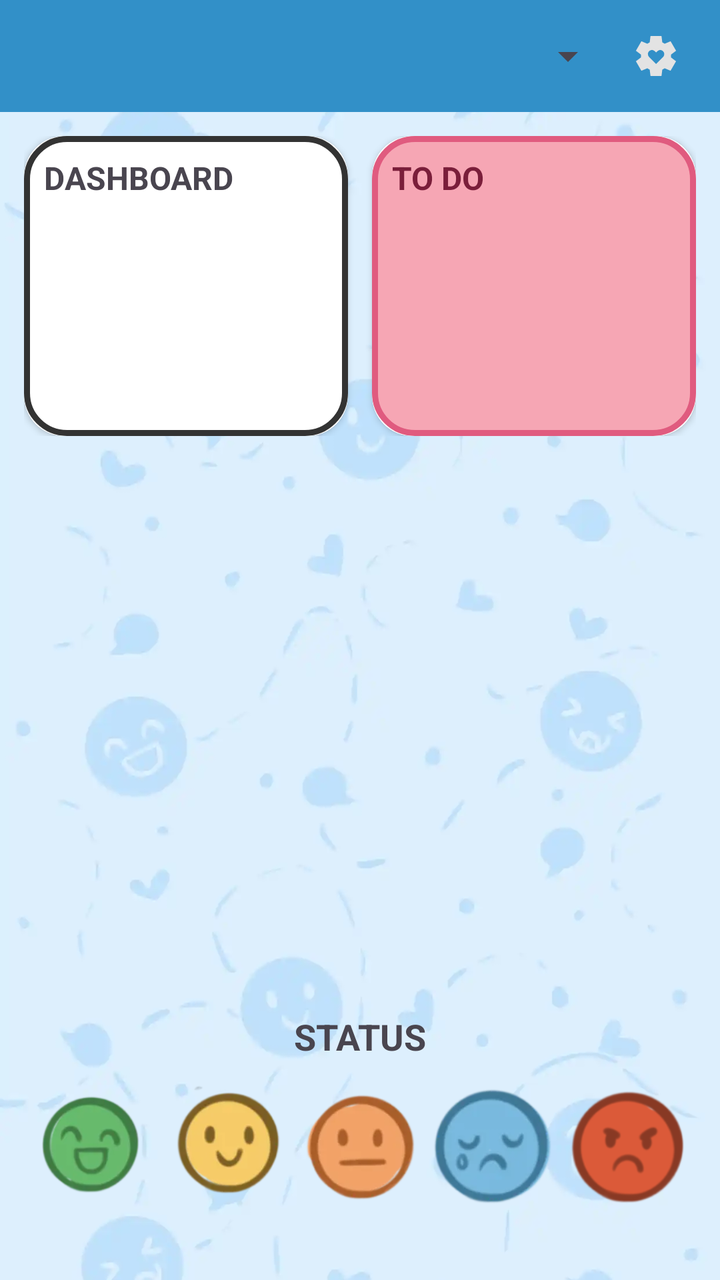
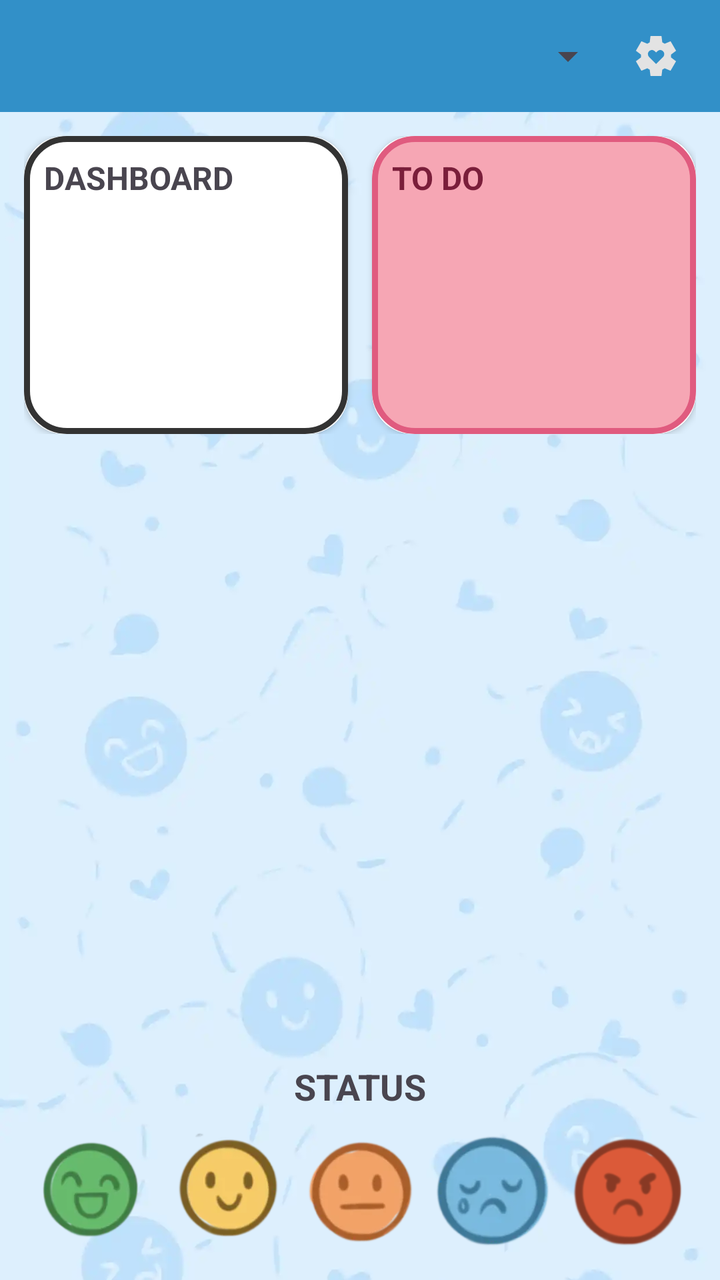

Screens rendered from an Android XML layout before and after an edit, with the pre-edit source and the edit as a unified diff.
<!-- AndroidManifest.xml: application theme Theme.BetweenUs -->
<!-- res/layout/fragment_home.xml -->
<?xml version="1.0" encoding="utf-8"?>
<androidx.constraintlayout.widget.ConstraintLayout
    xmlns:android="http://schemas.android.com/apk/res/android"
    xmlns:app="http://schemas.android.com/apk/res-auto"
    android:layout_width="match_parent"
    android:layout_height="match_parent">

    
    <ImageView
        android:id="@+id/bgImage"
        android:layout_width="0dp"
        android:layout_height="0dp"
        android:src="@drawable/bg"
        android:scaleType="centerCrop"
        app:layout_constraintTop_toTopOf="parent"
        app:layout_constraintBottom_toBottomOf="parent"
        app:layout_constraintStart_toStartOf="parent"
        app:layout_constraintEnd_toEndOf="parent"/>

    
    <LinearLayout
        android:id="@+id/topBar"
        android:layout_width="0dp"
        android:layout_height="56dp"
        android:gravity="center_vertical"
        android:orientation="horizontal"
        android:paddingHorizontal="12dp"
        android:background="#3290c8"
        app:layout_constraintTop_toTopOf="parent"
        app:layout_constraintStart_toStartOf="parent"
        app:layout_constraintEnd_toEndOf="parent">

        <Spinner
            android:id="@+id/spinnerStatus"
            android:layout_width="0dp"
            android:layout_height="40dp"
            android:layout_weight="1"/>

        <ImageButton
            android:id="@+id/btnSettings"
            android:layout_width="40dp"
            android:layout_height="40dp"
            android:background="@null"
            android:src="@drawable/settings_btn"/>
    </LinearLayout>

    
    <androidx.constraintlayout.widget.ConstraintLayout
        android:id="@+id/contentContainer"
        android:layout_width="0dp"
        android:layout_height="0dp"
        android:padding="12dp"
        app:layout_constraintTop_toBottomOf="@id/topBar"
        app:layout_constraintBottom_toBottomOf="parent"
        app:layout_constraintStart_toStartOf="parent"
        app:layout_constraintEnd_toEndOf="parent">

        
        <LinearLayout
            android:id="@+id/widgetContainer"
            android:layout_width="0dp"
            android:layout_height="150dp"
            android:orientation="horizontal"
            android:weightSum="2"
            app:layout_constraintTop_toTopOf="parent"
            app:layout_constraintStart_toStartOf="parent"
            app:layout_constraintEnd_toEndOf="parent">

            
            <androidx.cardview.widget.CardView
                android:id="@+id/cardDashboard"
                android:layout_width="0dp"
                android:layout_height="match_parent"
                android:layout_weight="1"
                android:layout_marginEnd="6dp"
                app:cardCornerRadius="20dp">
                <include layout="@layout/widget_dashboard"/>
            </androidx.cardview.widget.CardView>

            
            <androidx.cardview.widget.CardView
                android:id="@+id/cardTodo"
                android:layout_width="0dp"
                android:layout_height="match_parent"
                android:layout_weight="1"
                android:layout_marginStart="6dp"
                app:cardCornerRadius="20dp"
                >

                <include layout="@layout/widget_todo"/>
            </androidx.cardview.widget.CardView>

        </LinearLayout>

        
        <androidx.viewpager2.widget.ViewPager2
            android:id="@+id/avatarPager"
            android:layout_width="0dp"
            android:layout_height="260dp"
            android:layout_marginTop="16dp"
            app:layout_constraintTop_toBottomOf="@id/widgetContainer"
            app:layout_constraintStart_toStartOf="parent"
            app:layout_constraintEnd_toEndOf="parent"/>

        
        <TextView
            android:id="@+id/txtStatusLabel"
            android:layout_width="wrap_content"
            android:layout_height="wrap_content"
            android:text="STATUS"
            android:textSize="18sp"
            android:textStyle="bold"
            android:layout_marginTop="12dp"
            app:layout_constraintTop_toBottomOf="@id/avatarPager"
            app:layout_constraintStart_toStartOf="parent"
            app:layout_constraintEnd_toEndOf="parent"/>

        
        <LinearLayout
            android:id="@+id/layoutMoodBar"
            android:layout_width="0dp"
            android:layout_height="70dp"
            android:gravity="center"
            android:orientation="horizontal"
            android:layout_marginTop="8dp"
            app:layout_constraintTop_toBottomOf="@id/txtStatusLabel"
            app:layout_constraintStart_toStartOf="parent"
            app:layout_constraintEnd_toEndOf="parent">

            <ImageButton
                android:id="@+id/moodExcited"
                android:layout_width="0dp"
                android:layout_height="wrap_content"
                android:layout_weight="1"
                android:adjustViewBounds="true"
                android:background="@null"
                android:scaleType="fitCenter"
                android:src="@drawable/excited"/>

            <ImageButton
                android:id="@+id/moodHappy"
                android:layout_width="0dp"
                android:layout_height="wrap_content"
                android:layout_weight="1"
                android:adjustViewBounds="true"
                android:background="@null"
                android:scaleType="fitCenter"
                android:src="@drawable/happy"/>

            <ImageButton
                android:id="@+id/moodNeutral"
                android:layout_width="0dp"
                android:layout_height="wrap_content"
                android:layout_weight="1"
                android:adjustViewBounds="true"
                android:background="@null"
                android:scaleType="fitCenter"
                android:src="@drawable/meh"/>

            <ImageButton
                android:id="@+id/moodSad"
                android:layout_width="0dp"
                android:layout_height="wrap_content"
                android:layout_weight="1"
                android:adjustViewBounds="true"
                android:background="@null"
                android:scaleType="fitCenter"
                android:src="@drawable/sad"/>

            <ImageButton
                android:id="@+id/moodAngry"
                android:layout_width="0dp"
                android:layout_height="wrap_content"
                android:layout_weight="1"
                android:adjustViewBounds="true"
                android:background="@null"
                android:scaleType="fitCenter"
                android:src="@drawable/angry"/>
        </LinearLayout>

    </androidx.constraintlayout.widget.ConstraintLayout>

</androidx.constraintlayout.widget.ConstraintLayout>
<!-- res/layout/widget_dashboard.xml (included above) -->
<?xml version="1.0" encoding="utf-8"?>
<LinearLayout xmlns:android="http://schemas.android.com/apk/res/android"
    android:layout_width="match_parent"
    android:layout_height="match_parent"
    android:orientation="vertical"
    android:padding="10dp"
    android:background="@drawable/dashboard_bg">

    <TextView
        android:layout_width="wrap_content"
        android:layout_height="wrap_content"
        android:text="DASHBOARD"
        android:textStyle="bold"
        android:textSize="16sp"
        android:layout_marginBottom="6dp"/>

    <androidx.recyclerview.widget.RecyclerView
        android:id="@+id/recyclerDashboard"
        android:layout_width="match_parent"
        android:layout_height="match_parent"/>

</LinearLayout>
<!-- res/layout/widget_todo.xml (included above) -->
<?xml version="1.0" encoding="utf-8"?>
<LinearLayout xmlns:android="http://schemas.android.com/apk/res/android"
    android:layout_width="match_parent"
    android:layout_height="match_parent"
    android:orientation="vertical"
    android:padding="10dp"
    android:background="@drawable/todo_widget_bg">

    <TextView
        android:layout_width="wrap_content"
        android:layout_height="wrap_content"
        android:text="TO DO"
        android:textStyle="bold"
        android:textSize="16sp"
        android:textColor="#7A1E3A"
        android:layout_marginBottom="6dp"/>

    <androidx.recyclerview.widget.RecyclerView
        android:id="@+id/recyclerTodoPreview"
        android:layout_width="match_parent"
        android:layout_height="match_parent"/>

</LinearLayout>
<!-- resources referenced by this layout -->
<resources>
  <!-- drawable angry: png bitmap (drawable, 19869 bytes) -->
  <!-- drawable bg: webp bitmap (drawable, 16506 bytes) -->
  <!-- drawable dashboard_bg (drawable) -->
  <?xml version="1.0" encoding="utf-8"?>
  <shape xmlns:android="http://schemas.android.com/apk/res/android">
      <solid android:color="#FFFFFF"/>
      <stroke
          android:width="3dp"
          android:color="#333333"/>
      <corners android:radius="20dp"/>
  </shape>
  <!-- drawable excited: webp bitmap (drawable, 4408 bytes) -->
  <!-- drawable happy: webp bitmap (drawable, 4770 bytes) -->
  <!-- drawable meh: webp bitmap (drawable, 4522 bytes) -->
  <!-- drawable sad: webp bitmap (drawable, 4120 bytes) -->
  <!-- drawable settings_btn (drawable) -->
  <vector xmlns:android="http://schemas.android.com/apk/res/android"
      android:width="24dp"
      android:height="24dp"
      android:viewportWidth="960"
      android:viewportHeight="960">
    <path
        android:pathData="m482,640 l140,-140q17,-17 22,-41.5t-5,-47.5q-10,-23 -30,-37t-45,-14q-25,0 -45,15.5T482,408q-18,-17 -37.5,-32.5T400,360q-25,0 -45.5,13.5T324,410q-10,23 -4.5,47.5T342,500l140,140ZM370,880l-16,-128q-13,-5 -24.5,-12T307,725l-119,50L78,585l103,-78q-1,-7 -1,-13.5v-27q0,-6.5 1,-13.5L78,375l110,-190 119,50q11,-8 23,-15t24,-12l16,-128h220l16,128q13,5 24.5,12t22.5,15l119,-50 110,190 -103,78q1,7 1,13.5v27q0,6.5 -2,13.5l103,78 -110,190 -118,-50q-11,8 -23,15t-24,12L590,880L370,880Z"
        android:fillColor="#e3e3e3"/>
  </vector>
  <!-- drawable todo_widget_bg (drawable) -->
  <?xml version="1.0" encoding="utf-8"?>
  <shape xmlns:android="http://schemas.android.com/apk/res/android">
      <solid android:color="#F6A6B4"/>
      <stroke
          android:width="3dp"
          android:color="#E05B7F"/>
      <corners android:radius="20dp"/>
  </shape>
  <style name="Theme.BetweenUs" parent="Theme.MaterialComponents.DayNight.NoActionBar">
          
          <item name="colorPrimary">@color/purple_500</item>
          <item name="colorPrimaryVariant">@color/purple_700</item>
          <item name="colorOnPrimary">@color/white</item>
          
          <item name="colorSecondary">@color/teal_200</item>
          <item name="colorSecondaryVariant">@color/teal_700</item>
          <item name="colorOnSecondary">@color/black</item>
          
          <item name="android:statusBarColor">?attr/colorPrimaryVariant</item>
          
      </style>
  <color name="purple_500">#FF6200EE</color>
  <color name="purple_700">#FF3700B3</color>
  <color name="white">#FFFFFFFF</color>
  <color name="teal_200">#FF03DAC5</color>
  <color name="teal_700">#FF018786</color>
  <color name="black">#FF000000</color>
</resources>

<!-- the commit's change to res/layout/fragment_home.xml (unified diff, before → after) -->
@@ -59,14 +59,15 @@
         <LinearLayout
             android:id="@+id/widgetContainer"
             android:layout_width="0dp"
-            android:layout_height="150dp"
+            android:layout_height="0dp"
             android:orientation="horizontal"
             android:weightSum="2"
+            app:layout_constraintVertical_weight="2"
             app:layout_constraintTop_toTopOf="parent"
+            app:layout_constraintBottom_toTopOf="@id/avatarPager"
             app:layout_constraintStart_toStartOf="parent"
             app:layout_constraintEnd_toEndOf="parent">
 
-            
             <androidx.cardview.widget.CardView
                 android:id="@+id/cardDashboard"
                 android:layout_width="0dp"
@@ -74,20 +75,21 @@
                 android:layout_weight="1"
                 android:layout_marginEnd="6dp"
                 app:cardCornerRadius="20dp">
+
                 <include layout="@layout/widget_dashboard"/>
+
             </androidx.cardview.widget.CardView>
 
-            
             <androidx.cardview.widget.CardView
                 android:id="@+id/cardTodo"
                 android:layout_width="0dp"
                 android:layout_height="match_parent"
                 android:layout_weight="1"
                 android:layout_marginStart="6dp"
-                app:cardCornerRadius="20dp"
-                >
+                app:cardCornerRadius="20dp">
 
                 <include layout="@layout/widget_todo"/>
+
             </androidx.cardview.widget.CardView>
 
         </LinearLayout>
@@ -96,86 +98,98 @@
         <androidx.viewpager2.widget.ViewPager2
             android:id="@+id/avatarPager"
             android:layout_width="0dp"
-            android:layout_height="260dp"
+            android:layout_height="0dp"
+            app:layout_constraintVertical_weight="4"
             android:layout_marginTop="16dp"
             app:layout_constraintTop_toBottomOf="@id/widgetContainer"
+            app:layout_constraintBottom_toTopOf="@id/statusContainer"
             app:layout_constraintStart_toStartOf="parent"
             app:layout_constraintEnd_toEndOf="parent"/>
 
         
-        <TextView
-            android:id="@+id/txtStatusLabel"
-            android:layout_width="wrap_content"
-            android:layout_height="wrap_content"
-            android:text="STATUS"
-            android:textSize="18sp"
-            android:textStyle="bold"
-            android:layout_marginTop="12dp"
+        <LinearLayout
+            android:id="@+id/statusContainer"
+            android:layout_width="0dp"
+            android:layout_height="0dp"
+            android:orientation="vertical"
+            android:gravity="center"
+            app:layout_constraintVertical_weight="1.3"
             app:layout_constraintTop_toBottomOf="@id/avatarPager"
-            app:layout_constraintStart_toStartOf="parent"
-            app:layout_constraintEnd_toEndOf="parent"/>
-
-        
-        <LinearLayout
-            android:id="@+id/layoutMoodBar"
-            android:layout_width="0dp"
-            android:layout_height="70dp"
-            android:gravity="center"
-            android:orientation="horizontal"
-            android:layout_marginTop="8dp"
-            app:layout_constraintTop_toBottomOf="@id/txtStatusLabel"
+            app:layout_constraintBottom_toBottomOf="parent"
             app:layout_constraintStart_toStartOf="parent"
             app:layout_constraintEnd_toEndOf="parent">
 
-            <ImageButton
-                android:id="@+id/moodExcited"
-                android:layout_width="0dp"
+            
+            <TextView
+                android:id="@+id/txtStatusLabel"
+                android:layout_width="wrap_content"
                 android:layout_height="wrap_content"
+                android:text="STATUS"
+                android:textSize="18sp"
+                android:textStyle="bold"
+                android:layout_marginBottom="8dp"/>
+
+            
+            <LinearLayout
+                android:id="@+id/layoutMoodBar"
+                android:layout_width="match_parent"
+                android:layout_height="0dp"
                 android:layout_weight="1"
-                android:adjustViewBounds="true"
-                android:background="@null"
-                android:scaleType="fitCenter"
-                android:src="@drawable/excited"/>
-
-            <ImageButton
-                android:id="@+id/moodHappy"
-                android:layout_width="0dp"
-                android:layout_height="wrap_content"
-                android:layout_weight="1"
-                android:adjustViewBounds="true"
-                android:background="@null"
-                android:scaleType="fitCenter"
-                android:src="@drawable/happy"/>
-
-            <ImageButton
-                android:id="@+id/moodNeutral"
-                android:layout_width="0dp"
-                android:layout_height="wrap_content"
-                android:layout_weight="1"
-                android:adjustViewBounds="true"
-                android:background="@null"
-                android:scaleType="fitCenter"
-                android:src="@drawable/meh"/>
-
-            <ImageButton
-                android:id="@+id/moodSad"
-                android:layout_width="0dp"
-                android:layout_height="wrap_content"
-                android:layout_weight="1"
-                android:adjustViewBounds="true"
-                android:background="@null"
-                android:scaleType="fitCenter"
-                android:src="@drawable/sad"/>
-
-            <ImageButton
-                android:id="@+id/moodAngry"
-                android:layout_width="0dp"
-                android:layout_height="wrap_content"
-                android:layout_weight="1"
-                android:adjustViewBounds="true"
-                android:background="@null"
-                android:scaleType="fitCenter"
-                android:src="@drawable/angry"/>
+                android:gravity="center"
+                android:orientation="horizontal">
+
+                <ImageButton
+                    android:id="@+id/moodExcited"
+                    android:layout_width="0dp"
+                    android:layout_height="wrap_content"
+                    android:layout_weight="1"
+                    android:adjustViewBounds="true"
+                    android:background="@null"
+                    android:scaleType="fitCenter"
+                    android:src="@drawable/excited"/>
+
+                <ImageButton
+                    android:id="@+id/moodHappy"
+                    android:layout_width="0dp"
+                    android:layout_height="wrap_content"
+                    android:layout_weight="1"
+                    android:adjustViewBounds="true"
+                    android:background="@null"
+                    android:scaleType="fitCenter"
+                    android:src="@drawable/happy"/>
+
+                <ImageButton
+                    android:id="@+id/moodNeutral"
+                    android:layout_width="0dp"
+                    android:layout_height="wrap_content"
+                    android:layout_weight="1"
+                    android:adjustViewBounds="true"
+                    android:background="@null"
+                    android:scaleType="fitCenter"
+                    android:src="@drawable/meh"/>
+
+                <ImageButton
+                    android:id="@+id/moodSad"
+                    android:layout_width="0dp"
+                    android:layout_height="wrap_content"
+                    android:layout_weight="1"
+                    android:adjustViewBounds="true"
+                    android:background="@null"
+                    android:scaleType="fitCenter"
+                    android:src="@drawable/sad"/>
+
+                <ImageButton
+                    android:id="@+id/moodAngry"
+                    android:layout_width="0dp"
+                    android:layout_height="wrap_content"
+                    android:layout_weight="1"
+                    android:adjustViewBounds="true"
+                    android:background="@null"
+                    android:scaleType="fitCenter"
+                    android:src="@drawable/angry"/>
+
+            </LinearLayout>
+
         </LinearLayout>
 
     </androidx.constraintlayout.widget.ConstraintLayout>
